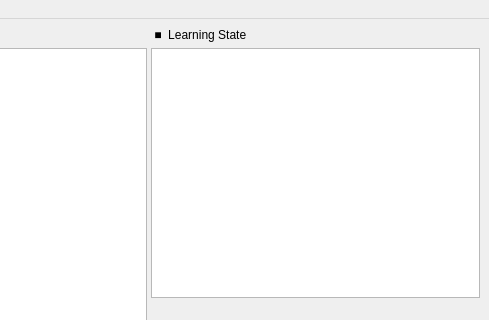
Above: python_src/30_tensor_flow_ex/ex01_y_2x_1/tf_104_y_2x_1_qt.ui from openvisual/open-visual-machine-learning before the change; both pictures show x 245 to 734 and y 0 to 320 of the 734 by 723 pixel window. Below: the same form after it.
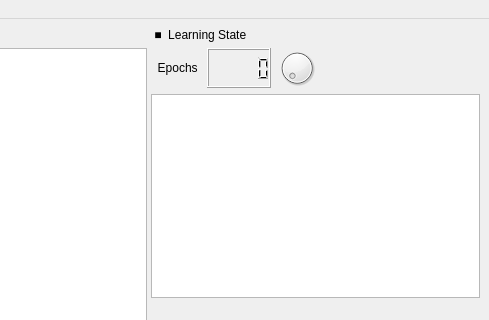
That is the form after the change. Icons and pictures are not drawn.

Commit message: epochs 다이얼/LCD Display 지원

The edit to the form file:
```diff
--- a/python_src/30_tensor_flow_ex/ex01_y_2x_1/tf_104_y_2x_1_qt.ui
+++ b/python_src/30_tensor_flow_ex/ex01_y_2x_1/tf_104_y_2x_1_qt.ui
@@ -184,6 +184,52 @@
           </property>
           <widget class="QWidget" name="layoutWidget">
            <layout class="QVBoxLayout" name="verticalLayout">
+            <item>
+             <layout class="QHBoxLayout" name="horizontalLayout_2">
+              <item>
+               <widget class="QLabel" name="label_8">
+                <property name="text">
+                 <string>  Epochs </string>
+                </property>
+                <property name="alignment">
+                 <set>Qt::AlignCenter</set>
+                </property>
+               </widget>
+              </item>
+              <item>
+               <widget class="QLCDNumber" name="epochs_lcd_number"/>
+              </item>
+              <item>
+               <widget class="QDial" name="epochs_dial">
+                <property name="maximumSize">
+                 <size>
+                  <width>40</width>
+                  <height>40</height>
+                 </size>
+                </property>
+                <property name="minimum">
+                 <number>10</number>
+                </property>
+                <property name="maximum">
+                 <number>100</number>
+                </property>
+               </widget>
+              </item>
+              <item>
+               <spacer name="horizontalSpacer">
+                <property name="orientation">
+                 <enum>Qt::Horizontal</enum>
+                </property>
+                <property name="sizeHint" stdset="0">
+                 <size>
+                  <width>40</width>
+                  <height>20</height>
+                 </size>
+                </property>
+               </spacer>
+              </item>
+             </layout>
+            </item>
             <item>
              <widget class="QTableView" name="learnTableView"/>
             </item>
```
The commit also changes 1 other file.
